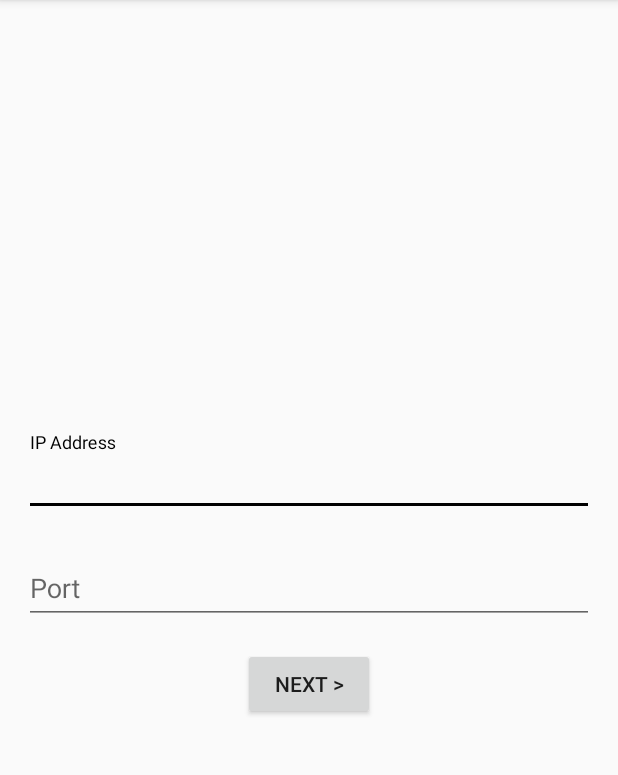
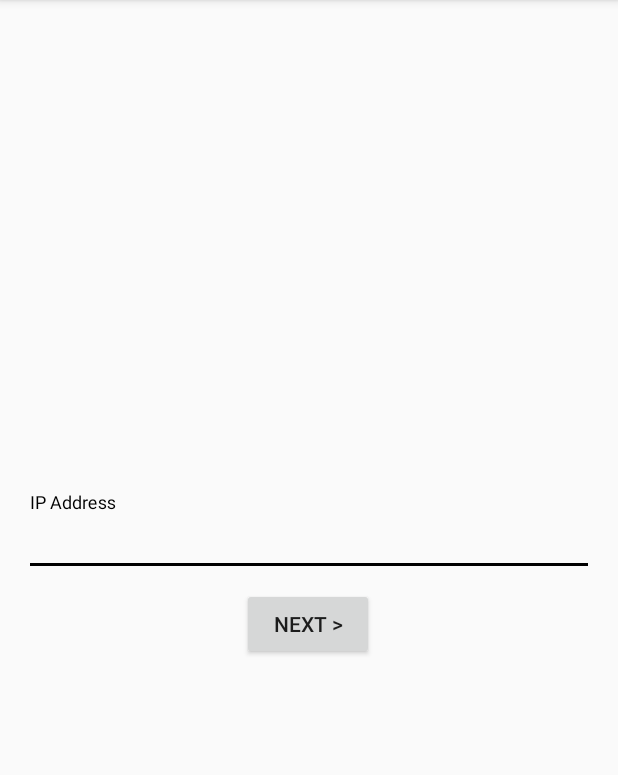
Before and after one commit to HeitorBRaymundo/mc906, an Android app: the screen it shows after launch (SetupActivity), on a phone screen of 412 x 824 dp, the part 84-859 px from its top. Run offline under Robolectric (Android 15) with nearby library versions, the phone set to English and light mode, and no system bars.

Commit message:
refatorado ip + porta para somente sercer address

```diff
--- a/prj3/AndroidStudioProject/HarryPotterSpells/app/src/main/java/com/example/harrypotterspells/MainActivity.java
+++ b/prj3/AndroidStudioProject/HarryPotterSpells/app/src/main/java/com/example/harrypotterspells/MainActivity.java
@@ -91,15 +91,13 @@ public class MainActivity extends AppCompatActivity implements SensorEventListen
         try {
 
             Bundle b = getIntent().getExtras();
-            String ip = "";
-            String port = "";
+            String serverAddress = "";
 
             if(b != null) {
-                ip = b.getString("ip");
-                port =  b.getString("port");
+                serverAddress = b.getString("serverAddress");
             }
 
-            String URL = "http://"+ip+":"+port+"/collect";
+            String URL = serverAddress+"/collect";
             JSONObject jsonBody = new JSONObject();
             jsonBody.put("data", sensorData.toString());
 
--- a/prj3/AndroidStudioProject/HarryPotterSpells/app/src/main/java/com/example/harrypotterspells/SetupActivity.java
+++ b/prj3/AndroidStudioProject/HarryPotterSpells/app/src/main/java/com/example/harrypotterspells/SetupActivity.java
@@ -6,7 +6,6 @@ import android.content.Intent;
 import android.os.Bundle;
 import android.view.View;
 import android.widget.Button;
-import android.widget.TextView;
 
 import com.google.android.material.textfield.TextInputEditText;
 
@@ -18,8 +17,7 @@ public class SetupActivity extends AppCompatActivity {
         setContentView(R.layout.activity_setup);
 
         Button nextButton = findViewById(R.id.nextButton);
-        final TextInputEditText ipTextInput = findViewById(R.id.ipAddressInputText);
-        final TextInputEditText portTextInput = findViewById(R.id.portInputText);
+        final TextInputEditText serverAddressInputText = findViewById(R.id.serverAddressInputText);
 
         nextButton.setOnClickListener(new View.OnClickListener() {
             @Override
@@ -27,8 +25,7 @@ public class SetupActivity extends AppCompatActivity {
                 Intent intent = new Intent(SetupActivity.this, MainActivity.class);
 
                 Bundle b = new Bundle();
-                b.putString("ip", ipTextInput.getText().toString());
-                b.putString("port", portTextInput.getText().toString());
+                b.putString("serverAddress", serverAddressInputText.getText().toString());
 
                 intent.putExtras(b); //Put your id to your next Intent
                 startActivity(intent);
--- a/prj3/AndroidStudioProject/HarryPotterSpells/app/src/main/res/layout/activity_setup.xml
+++ b/prj3/AndroidStudioProject/HarryPotterSpells/app/src/main/res/layout/activity_setup.xml
@@ -12,36 +12,18 @@
         android:id="@+id/ipAddressInputLayout"
         android:layout_width="match_parent"
         android:layout_height="wrap_content"
-        android:layout_marginBottom="16dp"
-        app:layout_constraintBottom_toTopOf="@+id/portInputLayout"
+        android:layout_marginBottom="8dp"
+        android:hint="IP Address"
+        app:layout_constraintBottom_toTopOf="@+id/nextButton"
         app:layout_constraintLeft_toLeftOf="parent"
         app:layout_constraintRight_toRightOf="parent"
         app:layout_constraintTop_toTopOf="parent"
-        app:layout_constraintVertical_chainStyle="packed"
-        android:hint="IP Address">
+        app:layout_constraintVertical_chainStyle="packed">
 
         <com.google.android.material.textfield.TextInputEditText
-            android:id="@+id/ipAddressInputText"
+            android:id="@+id/serverAddressInputText"
             android:layout_width="match_parent"
-            android:layout_height="wrap_content"/>
-
-    </com.google.android.material.textfield.TextInputLayout>
-
-    <com.google.android.material.textfield.TextInputLayout
-        android:id="@+id/portInputLayout"
-        android:layout_width="match_parent"
-        android:layout_height="wrap_content"
-        android:layout_marginBottom="16dp"
-        app:layout_constraintBottom_toTopOf="@+id/nextButton"
-        app:layout_constraintLeft_toLeftOf="parent"
-        app:layout_constraintRight_toRightOf="parent"
-        app:layout_constraintTop_toBottomOf="@+id/ipAddressInputLayout"
-        android:hint="Port">
-
-        <com.google.android.material.textfield.TextInputEditText
-            android:id="@+id/portInputText"
-            android:layout_width="match_parent"
-            android:layout_height="wrap_content"/>
+            android:layout_height="wrap_content" />
 
     </com.google.android.material.textfield.TextInputLayout>
 
@@ -49,9 +31,10 @@
         android:id="@+id/nextButton"
         android:layout_width="wrap_content"
         android:layout_height="wrap_content"
-        app:layout_constraintTop_toBottomOf="@+id/portInputLayout"
+        android:text="Next >"
         app:layout_constraintBottom_toBottomOf="parent"
+        app:layout_constraintHorizontal_bias="0.498"
         app:layout_constraintLeft_toLeftOf="parent"
         app:layout_constraintRight_toRightOf="parent"
-        android:text="Next >"/>
+        app:layout_constraintTop_toBottomOf="@+id/ipAddressInputLayout" />
 </androidx.constraintlayout.widget.ConstraintLayout>
```
